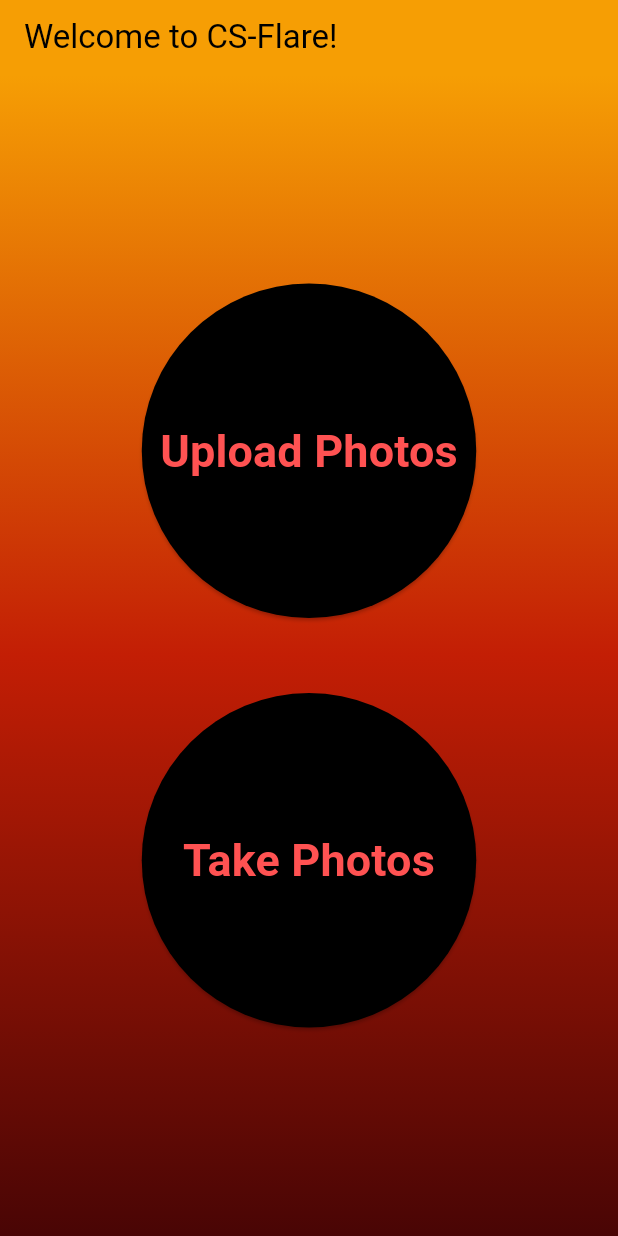
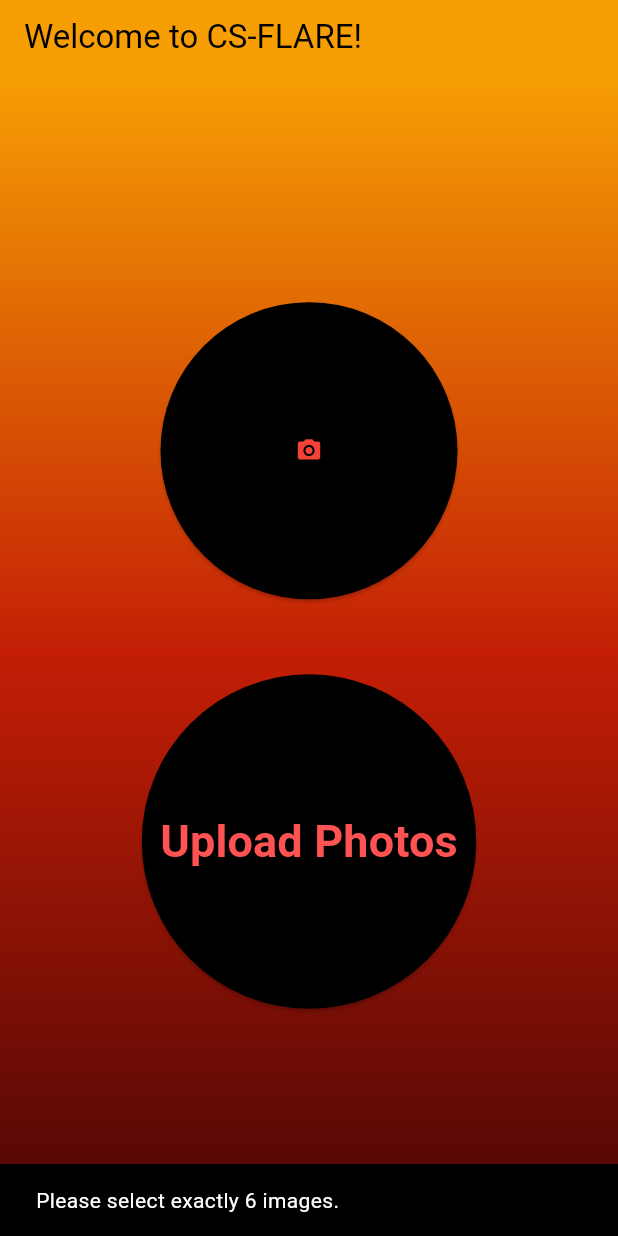
Before and after one commit to AmoghThodati2/cs-flare, a Flutter app: the screen it shows after launch, after a tap on "Upload Photos", on a phone screen of 412 x 824 dp. Run offline on Flutter 3.47's test engine with Material 3 defaults, Android fonts, the phone set to English and light mode, and no system bars; our stand-ins replace camera, carousel_slider, image_picker.

Commit message:
take photos in 6 orientations and then it displays on the carousel - not able to check functionality because emulator is failing

```diff
--- a/lib/main.dart
+++ b/lib/main.dart
@@ -1,41 +1,118 @@
+import 'package:camera/camera.dart';
 import 'package:flutter/material.dart';
+import 'package:flutter/services.dart';
 import 'package:image_picker/image_picker.dart';
 import 'dart:io';
+import 'photoScreen.dart';
 
 void main() async {
   WidgetsFlutterBinding.ensureInitialized();
-  runApp(MyApp());
-}
+  WidgetsFlutterBinding.ensureInitialized();
 
-class MyApp extends StatelessWidget {
-  @override
-  Widget build(BuildContext context) {
-    return MaterialApp(
+  final cameras = await availableCameras();
+  final firstCamera = cameras.first;
+  runApp(
+    MaterialApp(
       debugShowCheckedModeBanner: false,
       title: 'cs-flare',
       theme: ThemeData(
         colorScheme: ColorScheme.fromSwatch(primarySwatch: Colors.red),
       ),
-      home: HomePage(),
-    );
-  }
+      home: TakePictureScreen(
+        camera: firstCamera,
+      ),
+    ),
+  );
 }
 
-class HomePage extends StatefulWidget {
+class TakePictureScreen extends StatefulWidget {
+  const TakePictureScreen({
+    super.key,
+    required this.camera,
+  });
+
+  final CameraDescription camera;
+
   @override
-  _HomePageState createState() => _HomePageState();
+  TakePictureScreenState createState() => TakePictureScreenState();
 }
 
-class _HomePageState extends State<HomePage> {
+class TakePictureScreenState extends State<TakePictureScreen> {
+  late CameraController _controller;
+  late Future<void> _initializeControllerFuture;
   final ImagePicker _picker = ImagePicker();
-  File? _image;
+  List<File> _images = [];
 
-  Future<void> _pickImage(ImageSource source) async {
-    final XFile? pickedFile = await _picker.pickImage(source: source);
-    if (pickedFile != null) {
+  @override
+  void initState() {
+    super.initState();
+    _controller = CameraController(
+      widget.camera,
+      ResolutionPreset.medium,
+    );
+
+    _initializeControllerFuture = _controller.initialize();
+  }
+
+  @override
+  void dispose() {
+    _controller.dispose();
+    super.dispose();
+  }
+
+  Future<void> _takePictureInOrientation(DeviceOrientation orientation) async {
+    await SystemChrome.setPreferredOrientations([orientation]);
+    await Future.delayed(Duration(milliseconds: 500)); // Small delay to ensure orientation is set
+    final image = await _controller.takePicture();
+    _images.add(File(image.path));
+  }
+
+  Future<void> _takePictures() async {
+    try {
+      await _initializeControllerFuture;
+
+      await _takePictureInOrientation(DeviceOrientation.portraitUp);
+      await _takePictureInOrientation(DeviceOrientation.portraitDown);
+      await _takePictureInOrientation(DeviceOrientation.landscapeLeft);
+      await _takePictureInOrientation(DeviceOrientation.landscapeRight);
+
+      await SystemChrome.setPreferredOrientations([
+        DeviceOrientation.portraitUp,
+        DeviceOrientation.portraitDown,
+        DeviceOrientation.landscapeLeft,
+        DeviceOrientation.landscapeRight
+      ]);
+
+      if (!context.mounted) return;
+
+      await Navigator.of(context).push(
+        MaterialPageRoute(
+          builder: (context) => ComplicatedImageDemo(images: _images),
+        ),
+      );
+    } catch (e) {
+      print(e);
+    }
+  }
+
+  Future<void> _pickImages() async {
+    final List<XFile>? pickedFiles = await _picker.pickMultiImage();
+    if (pickedFiles != null && pickedFiles.length == 6) {
       setState(() {
-        _image = File(pickedFile.path);
+        _images = pickedFiles.map((pickedFile) => File(pickedFile.path)).toList();
       });
+      if (!mounted) return;
+      await Navigator.of(context).push(
+        MaterialPageRoute(
+          builder: (context) => ComplicatedImageDemo(images: _images),
+        ),
+      );
+    } else {
+      ScaffoldMessenger.of(context).showSnackBar(
+        SnackBar(
+          content: Text('Please select exactly 6 images.'),
+        ),
+      );
     }
   }
 
@@ -45,7 +122,7 @@
       appBar: PreferredSize(
         preferredSize: Size.fromHeight(50.0), // Set the height you want
         child: AppBar(
-          title: Text('Welcome to CS-Flare!'),
+          title: Text('Welcome to CS-FLARE!'),
           backgroundColor: Color(0xFFF69E04),
         ),
       ),
@@ -62,9 +139,17 @@
             mainAxisAlignment: MainAxisAlignment.center,
             children: <Widget>[
               ElevatedButton(
-                onPressed: () {
-                  _pickImage(ImageSource.gallery); // Pick image from gallery
-                },
+                onPressed: _takePictures,
+                style: ElevatedButton.styleFrom(
+                  shape: CircleBorder(),
+                  padding: EdgeInsets.all(90), // Adjust the padding to control the button size
+                  backgroundColor: Colors.black,
+                ),
+                child: const Icon(Icons.camera_alt),
+              ),
+              SizedBox(height: 50),
+              ElevatedButton(
+                onPressed: _pickImages,
                 style: ElevatedButton.styleFrom(
                   shape: CircleBorder(),
                   padding: EdgeInsets.all(90), // Adjust the padding to control the button size
@@ -80,30 +165,6 @@
                   ),
                 ),
               ),
-              SizedBox(height: 50),
-              ElevatedButton(
-                onPressed: () {
-                  _pickImage(ImageSource.camera); // Take photo from camera
-                },
-                style: ElevatedButton.styleFrom(
-                  shape: CircleBorder(),
-                  padding: EdgeInsets.all(90), // Adjust the padding to control the button size
-                  backgroundColor: Colors.black,
-                ),
-                child: Text(
-                  'Take Photos',
-                  textAlign: TextAlign.center,
-                  style: TextStyle(
-                    fontSize: 30.0,
-                    color: Colors.redAccent,
-                    fontWeight: FontWeight.bold,
-                  ),
-                ),
-              ),
-              if (_image != null) ...[
-                SizedBox(height: 30),
-                Image.file(_image!),
-              ]
             ],
           ),
         ),
@@ -111,3 +172,17 @@
     );
   }
 }
+
+class DisplayPictureScreen extends StatelessWidget {
+  final String imagePath;
+
+  const DisplayPictureScreen({super.key, required this.imagePath});
+
+  @override
+  Widget build(BuildContext context) {
+    return Scaffold(
+      appBar: AppBar(title: const Text('Display the Picture')),
+      body: Image.file(File(imagePath)),
+    );
+  }
+}
--- a/pubspec.yaml
+++ b/pubspec.yaml
@@ -31,12 +31,15 @@ dependencies:
   flutter:
     sdk: flutter
   image_picker: ^0.8.4+4
-
+  carousel_slider: ^4.2.1
 
 
   # The following adds the Cupertino Icons font to your application.
   # Use with the CupertinoIcons class for iOS style icons.
   cupertino_icons: ^1.0.2
+  camera: ^0.10.5+9
+  path_provider: ^2.1.3
+  path: ^1.8.3
 
 
 dev_dependencies:
```
Also changed, not shown: lib/photoScreen.dart (added, +76 -0 lines), pubspec.lock, 5 other files.
